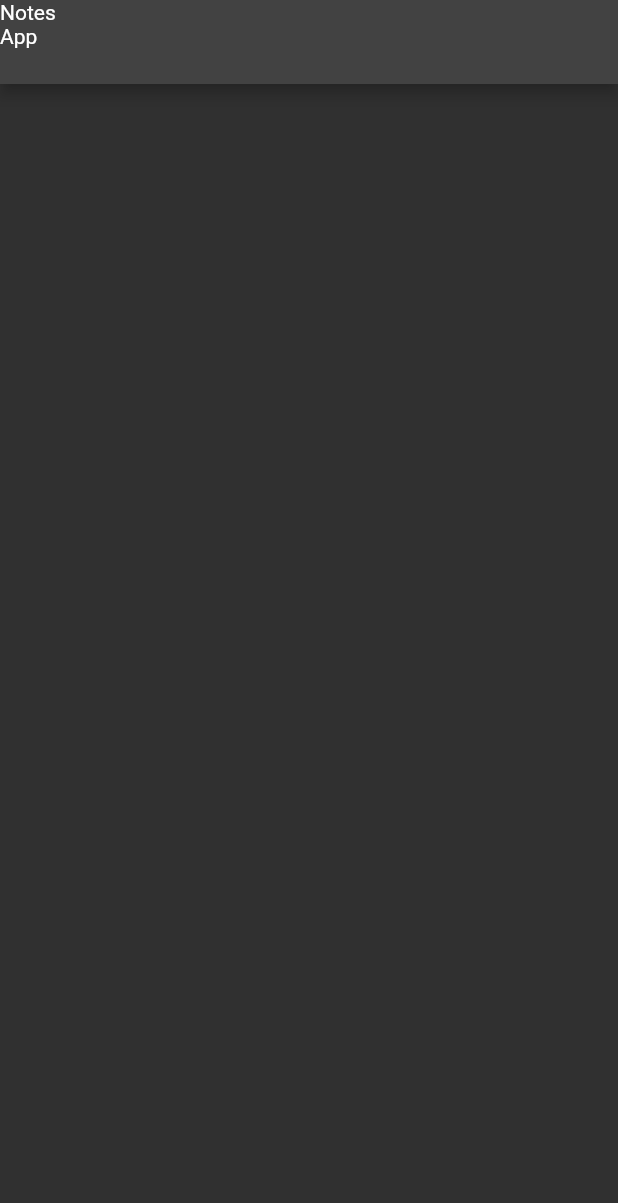
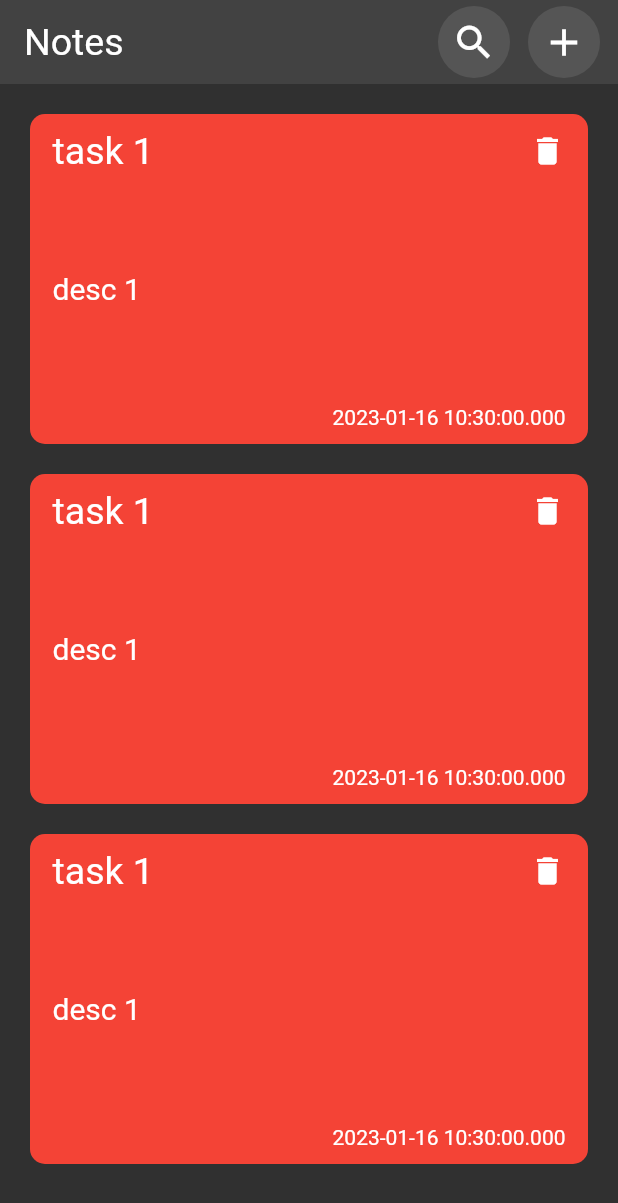
Before and after one commit to peterr72/notes_app, a Flutter app: the screen it shows after launch, on a phone screen of 412 x 824 dp. Shown: the top 1203 px of the screen. Run offline on Flutter 3.47's test engine with Material 2 defaults, Android fonts, the phone set to English and light mode, and no system bars.

```diff
--- a/lib/views/home/home_view.dart
+++ b/lib/views/home/home_view.dart
@@ -1,4 +1,6 @@
 import 'package:flutter/material.dart';
+import 'package:notes/custom_widgets/custom_appbar.dart';
+import 'package:notes/custom_widgets/note_container.dart';
 
 class HomeView extends StatelessWidget {
   const HomeView({Key? key}) : super(key: key);
@@ -6,8 +8,18 @@ class HomeView extends StatelessWidget {
   @override
   Widget build(BuildContext context) {
     return Scaffold(
-      appBar: AppBar(
-        leading: const Text('Notes App'),
+      appBar: const NotesAppBar(),
+      body: Padding(
+        padding: const EdgeInsets.only(top: 10),
+        child: ListView.builder(
+          itemCount: 3,
+          itemBuilder: (context, index) => NoteContainer(
+            containerColor: Colors.red,
+            title: "task 1",
+            desc: "desc 1",
+            time: DateTime.now(),
+          ),
+        ),
       ),
     );
   }
```
